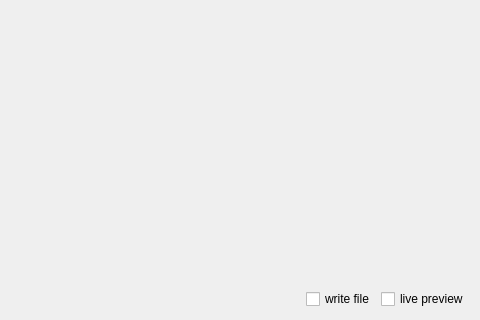
First picture: the form in main.ui, repository kkucc/sr400, before the edit; both pictures show x 142 to 622 and y 240 to 560 of the 622 by 560 pixel window.
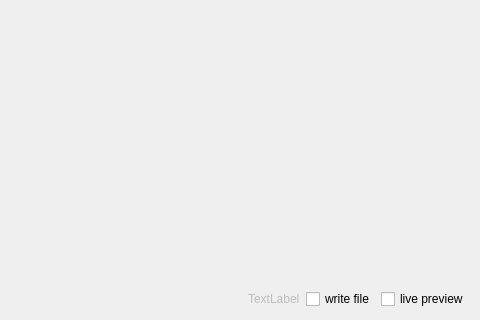
Second picture: the form after the edit.

Commit message: add file name label

```diff
--- a/main.ui
+++ b/main.ui
@@ -175,6 +175,16 @@
        </property>
       </spacer>
      </item>
+     <item>
+      <widget class="QLabel" name="file_name">
+       <property name="enabled">
+        <bool>false</bool>
+       </property>
+       <property name="text">
+        <string>TextLabel</string>
+       </property>
+      </widget>
+     </item>
      <item>
       <widget class="QCheckBox" name="File">
        <property name="text">
```
